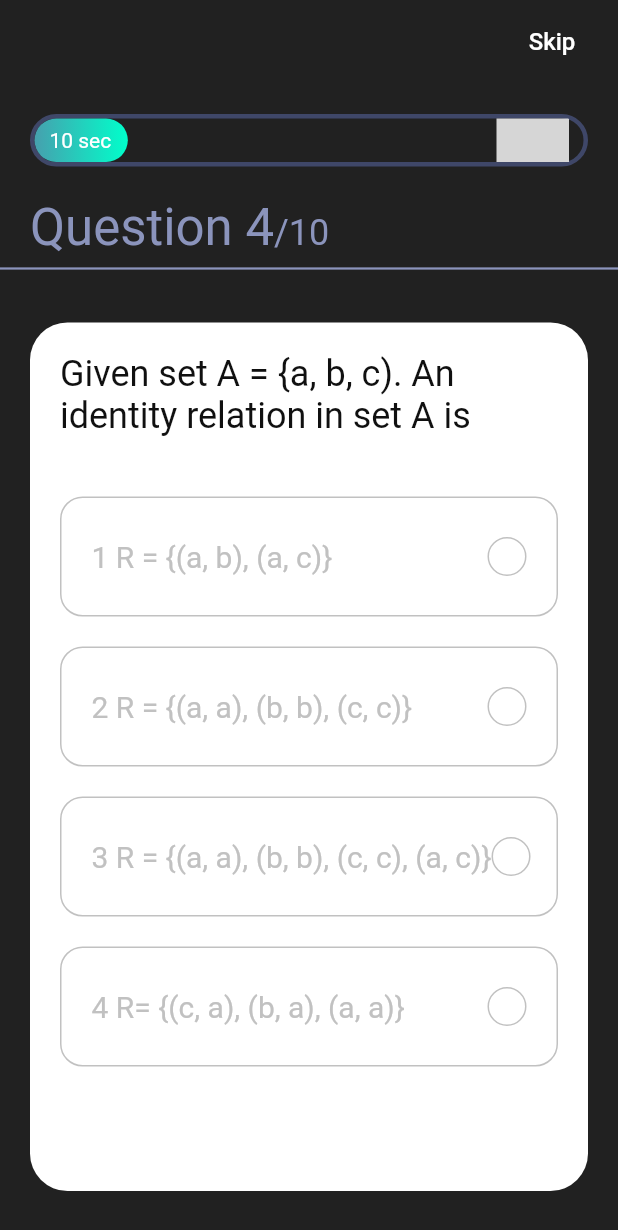
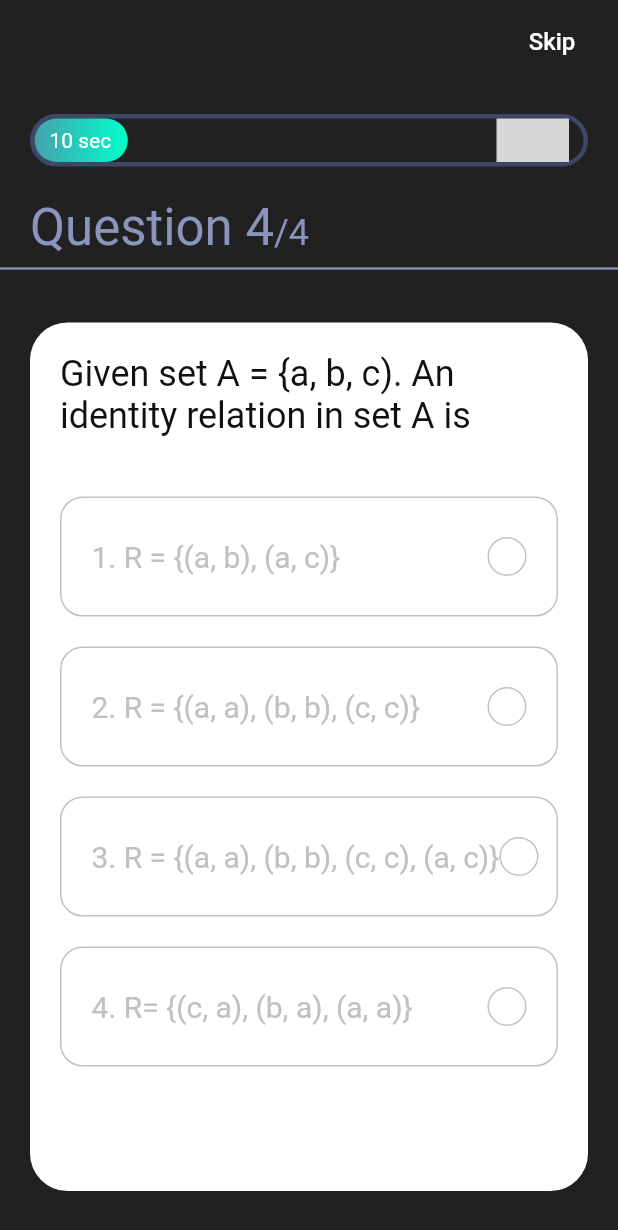
Before and after one commit to tkaveen/flutter-quiz-app, a Flutter app: the screen it shows after launch, swiped to page 4, on a phone screen of 412 x 824 dp. Shown: the top 1230 px of the screen. Run offline on Flutter 3.47's test engine with Material 2 defaults, Android fonts, the phone set to English and light mode, and no system bars; our stand-ins replace get, websafe_svg; missing offline and left inert: dart:ffi; grey boxes are pictures that could not be loaded.

```diff
--- a/lib/screens/quiz/components/body.dart
+++ b/lib/screens/quiz/components/body.dart
@@ -49,7 +49,7 @@ class Body extends StatelessWidget {
                           .copyWith(color: kSecondaryColor),
                       children: [
                         TextSpan(
-                            text: "/10",
+                            text: "/${_questionController.questions.length}",
                             style: Theme.of(context)
                                 .textTheme
                                 .headline5
--- a/lib/screens/quiz/components/option.dart
+++ b/lib/screens/quiz/components/option.dart
@@ -49,7 +49,7 @@ class Option extends StatelessWidget {
                 mainAxisAlignment: MainAxisAlignment.spaceBetween,
                 children: [
                   Text(
-                    "${index + 1} $text",
+                    "${index + 1}. $text",
                     style: TextStyle(color: getRightColor(), fontSize: 20),
                   ),
                   Container(
--- a/lib/screens/quiz/quiz_screen.dart
+++ b/lib/screens/quiz/quiz_screen.dart
@@ -1,5 +1,7 @@
 import 'dart:ui';
 import 'package:flutter/material.dart';
+import 'package:get/get.dart';
+import 'package:quizapp/controllers/question_controller.dart';
 import 'package:websafe_svg/websafe_svg.dart';
 
 import 'components/body.dart';
@@ -7,11 +9,12 @@ import 'components/body.dart';
 class QuizScreen extends StatelessWidget {
   @override
   Widget build(BuildContext context) {
+    QuestionController _controller = Get.put(QuestionController());
     return Scaffold(
       appBar: AppBar(
         actions: [
           FlatButton(
-            onPressed: () {},
+            onPressed: _controller.nextQuestion,
             child: Text(
               "Skip",
               style: TextStyle(color: Colors.white, fontSize: 16),
```
Also changed, not shown: lib/screens/score/score_screen.dart (added, +8 -0 lines).
